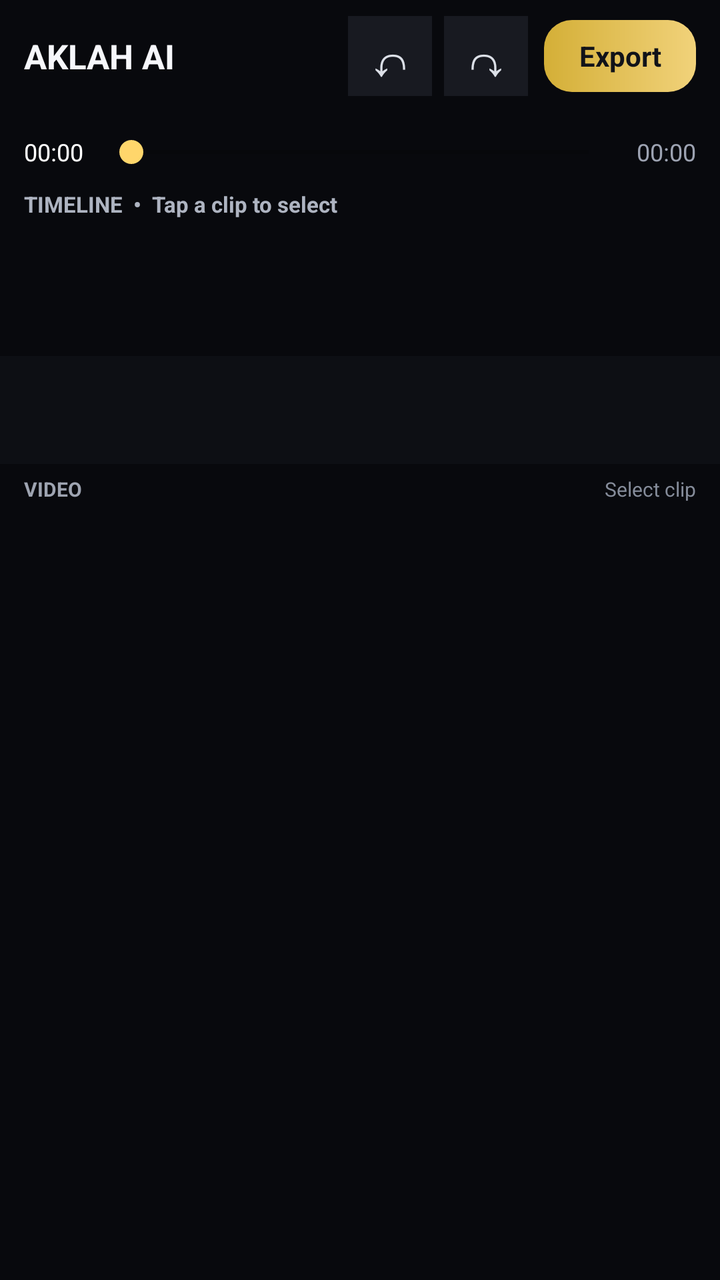
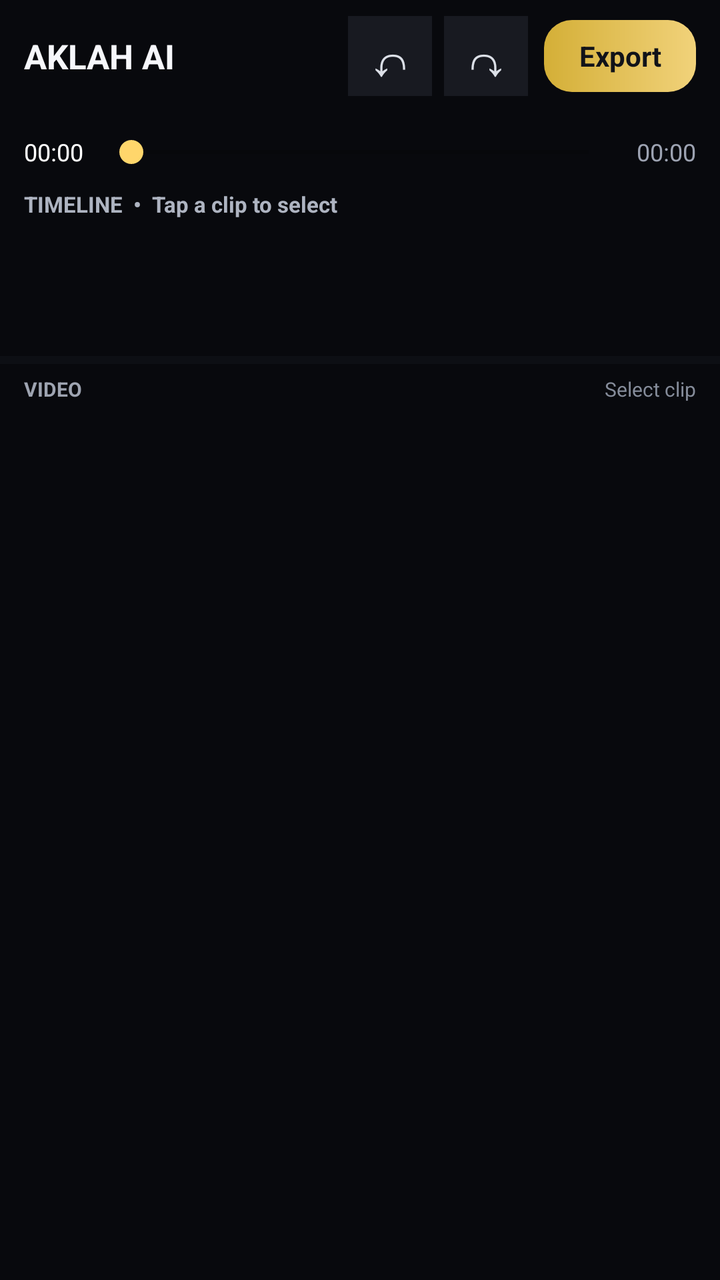

An Android layout rendered at two revisions. The XML below is the earlier revision; the diff shows what the commit changed to produce the second picture.
<!-- AndroidManifest.xml: application theme Theme.AklahAI -->
<!-- res/layout/activity_editor.xml -->
<?xml version="1.0" encoding="utf-8"?>
<LinearLayout xmlns:android="http://schemas.android.com/apk/res/android"
    xmlns:app="http://schemas.android.com/apk/res-auto"
    android:layout_width="match_parent"
    android:layout_height="match_parent"
    android:orientation="vertical"
    android:background="#08090D"
    android:paddingTop="4dp">

    <LinearLayout
        android:layout_width="match_parent"
        android:layout_height="48dp"
        android:gravity="center_vertical"
        android:paddingHorizontal="12dp"
        android:orientation="horizontal">
        <TextView
            android:id="@+id/tvEditorTitle"
            android:layout_width="0dp"
            android:layout_height="match_parent"
            android:layout_weight="1"
            android:gravity="center_vertical"
            android:text="AKLAH AI"
            android:textColor="#F6F7FB"
            android:textSize="17sp"
            android:textStyle="bold"
            android:maxLines="1"/>
        <TextView
            android:id="@+id/btnUndoTop"
            android:layout_width="42dp"
            android:layout_height="40dp"
            android:gravity="center"
            android:text="↶"
            android:textSize="25sp"
            android:textColor="#DCE0E8"
            android:background="#181A21"/>
        <TextView
            android:id="@+id/btnRedoTop"
            android:layout_width="42dp"
            android:layout_height="40dp"
            android:layout_marginStart="6dp"
            android:gravity="center"
            android:text="↷"
            android:textSize="25sp"
            android:textColor="#DCE0E8"
            android:background="#181A21"/>
        <TextView
            android:id="@+id/btnExportTop"
            android:layout_width="76dp"
            android:layout_height="36dp"
            android:layout_marginStart="8dp"
            android:gravity="center"
            android:text="Export"
            android:textColor="#111319"
            android:textStyle="bold"
            android:textSize="14sp"
            android:background="@drawable/bg_button_gold"/>
    </LinearLayout>

    <FrameLayout
        android:id="@+id/previewStage"
        android:layout_width="match_parent"
        android:layout_height="0dp"
        android:layout_weight="1"
        android:layout_marginHorizontal="12dp"
        android:layout_marginTop="4dp"
        android:layout_marginBottom="6dp"
        android:background="#050608">

        <androidx.media3.ui.PlayerView
            android:id="@+id/playerView"
            android:layout_width="match_parent"
            android:layout_height="match_parent"
            android:background="#050608"
            app:resize_mode="fit"
            app:use_controller="false"
            app:show_buffering="when_playing"/>

        <FrameLayout
            android:id="@+id/textOverlay"
            android:layout_width="match_parent"
            android:layout_height="match_parent"/>

        <TextView
            android:id="@+id/btnPlayPause"
            android:layout_width="54dp"
            android:layout_height="54dp"
            android:layout_gravity="center"
            android:gravity="center"
            android:text="▶"
            android:textSize="23sp"
            android:textColor="#FFFFFF"
            android:background="#66000000"/>
    </FrameLayout>

    <LinearLayout
        android:layout_width="match_parent"
        android:layout_height="28dp"
        android:gravity="center_vertical"
        android:paddingHorizontal="12dp"
        android:orientation="horizontal">
        <TextView
            android:id="@+id/tvPlayheadTime"
            android:layout_width="wrap_content"
            android:layout_height="wrap_content"
            android:text="00:00"
            android:textColor="#FFFFFF"
            android:textSize="12sp"/>
        <SeekBar
            android:id="@+id/timelineSeek"
            android:layout_width="0dp"
            android:layout_height="24dp"
            android:layout_weight="1"
            android:layout_marginHorizontal="8dp"
            android:max="1000"
            android:progress="0"
            android:progressTint="#FFD66B"
            android:thumbTint="#FFD66B"/>
        <TextView
            android:id="@+id/tvTotalTime"
            android:layout_width="wrap_content"
            android:layout_height="wrap_content"
            android:text="00:00"
            android:textColor="#9DA3B2"
            android:textSize="12sp"/>
    </LinearLayout>

    <TextView
        android:layout_width="match_parent"
        android:layout_height="24dp"
        android:gravity="center_vertical"
        android:paddingHorizontal="12dp"
        android:text="TIMELINE  •  Tap a clip to select"
        android:textColor="#AEB4C1"
        android:textSize="11sp"
        android:textStyle="bold"/>

    <HorizontalScrollView
        android:layout_width="match_parent"
        android:layout_height="64dp"
        android:fillViewport="false"
        android:scrollbars="horizontal"
        android:paddingHorizontal="8dp">
        <LinearLayout
            android:id="@+id/clipStrip"
            android:layout_width="wrap_content"
            android:layout_height="match_parent"
            android:gravity="center_vertical"
            android:orientation="horizontal"/>
    </HorizontalScrollView>

    <HorizontalScrollView
        android:layout_width="match_parent"
        android:layout_height="54dp"
        android:scrollbars="horizontal"
        android:paddingHorizontal="6dp"
        android:background="#0D0F14">
        <LinearLayout
            android:id="@+id/timelineLayerStrip"
            android:layout_width="wrap_content"
            android:layout_height="match_parent"
            android:gravity="center_vertical"
            android:orientation="horizontal"/>
    </HorizontalScrollView>

    <LinearLayout
        android:layout_width="match_parent"
        android:layout_height="25dp"
        android:gravity="center_vertical"
        android:paddingHorizontal="12dp">
        <TextView
            android:layout_width="wrap_content"
            android:layout_height="wrap_content"
            android:text="VIDEO"
            android:textColor="#9EA4B1"
            android:textSize="10sp"
            android:textStyle="bold"/>
        <TextView
            android:id="@+id/tvClipInfo"
            android:layout_width="0dp"
            android:layout_height="wrap_content"
            android:layout_weight="1"
            android:gravity="end"
            android:text="Select clip"
            android:textColor="#858C9A"
            android:textSize="10sp"/>
    </LinearLayout>

    <HorizontalScrollView
        android:layout_width="match_parent"
        android:layout_height="46dp"
        android:scrollbars="none"
        android:paddingHorizontal="6dp">
        <LinearLayout
            android:id="@+id/toolCategories"
            android:layout_width="wrap_content"
            android:layout_height="match_parent"
            android:gravity="center_vertical"
            android:orientation="horizontal"/>
    </HorizontalScrollView>

    <HorizontalScrollView
        android:id="@+id/row1Scroll"
        android:layout_width="match_parent"
        android:layout_height="70dp"
        android:scrollbars="none"
        android:paddingHorizontal="4dp">
        <LinearLayout
            android:id="@+id/row1"
            android:layout_width="wrap_content"
            android:layout_height="match_parent"
            android:gravity="center_vertical"
            android:orientation="horizontal"/>
    </HorizontalScrollView>

    <HorizontalScrollView
        android:id="@+id/row2Scroll"
        android:layout_width="match_parent"
        android:layout_height="70dp"
        android:scrollbars="none"
        android:paddingHorizontal="4dp">
        <LinearLayout
            android:id="@+id/row2"
            android:layout_width="wrap_content"
            android:layout_height="match_parent"
            android:gravity="center_vertical"
            android:orientation="horizontal"/>
    </HorizontalScrollView>

    <HorizontalScrollView
        android:id="@+id/row4Scroll"
        android:layout_width="match_parent"
        android:layout_height="70dp"
        android:scrollbars="none"
        android:paddingHorizontal="4dp">
        <LinearLayout
            android:id="@+id/row4"
            android:layout_width="wrap_content"
            android:layout_height="match_parent"
            android:gravity="center_vertical"
            android:orientation="horizontal"/>
    </HorizontalScrollView>

    <HorizontalScrollView
        android:id="@+id/row5Scroll"
        android:layout_width="match_parent"
        android:layout_height="70dp"
        android:scrollbars="none"
        android:paddingHorizontal="4dp">
        <LinearLayout
            android:id="@+id/row5"
            android:layout_width="wrap_content"
            android:layout_height="match_parent"
            android:gravity="center_vertical"
            android:orientation="horizontal"/>
    </HorizontalScrollView>

    <HorizontalScrollView
        android:id="@+id/row7Scroll"
        android:layout_width="match_parent"
        android:layout_height="70dp"
        android:scrollbars="none"
        android:paddingHorizontal="4dp">
        <LinearLayout
            android:id="@+id/row7"
            android:layout_width="wrap_content"
            android:layout_height="match_parent"
            android:gravity="center_vertical"
            android:orientation="horizontal"/>
    </HorizontalScrollView>

    <HorizontalScrollView
        android:id="@+id/row6Scroll"
        android:layout_width="match_parent"
        android:layout_height="70dp"
        android:scrollbars="none"
        android:paddingHorizontal="4dp">
        <LinearLayout
            android:id="@+id/row6"
            android:layout_width="wrap_content"
            android:layout_height="match_parent"
            android:gravity="center_vertical"
            android:orientation="horizontal"/>
    </HorizontalScrollView>

    <LinearLayout
        android:layout_width="match_parent"
        android:layout_height="56dp"
        android:gravity="center_vertical"
        android:paddingHorizontal="8dp"
        android:orientation="horizontal">
        <LinearLayout
            android:id="@+id/row3"
            android:layout_width="0dp"
            android:layout_height="match_parent"
            android:layout_weight="1"
            android:gravity="center_vertical"
            android:orientation="horizontal"/>
    </LinearLayout>
</LinearLayout>
<!-- resources referenced by this layout -->
<resources>
  <!-- drawable bg_button_gold (drawable) -->
  <?xml version="1.0" encoding="utf-8"?>
  <shape xmlns:android="http://schemas.android.com/apk/res/android"
      android:shape="rectangle">
      <gradient
          android:angle="0"
          android:startColor="#FFD4AF37"
          android:endColor="#FFF1D27A" />
      <corners android:radius="14dp" />
  </shape>
  <style name="Theme.AklahAI" parent="Theme.MaterialComponents.DayNight.NoActionBar">
          <item name="colorPrimary">@color/gold</item>
          <item name="colorOnPrimary">@color/black</item>
          <item name="colorSecondary">@color/gold_light</item>
          <item name="android:windowBackground">@color/black</item>
          <item name="android:statusBarColor">@color/black</item>
          <item name="android:navigationBarColor">@color/black</item>
      </style>
  <color name="gold">#FFD4AF37</color>
  <color name="black">#FF000000</color>
  <color name="gold_light">#FFF1D27A</color>
</resources>

<!-- the commit's change to res/layout/activity_editor.xml (unified diff, before → after) -->
@@ -148,19 +148,15 @@
             android:orientation="horizontal"/>
     </HorizontalScrollView>
 
-    <HorizontalScrollView
-        android:layout_width="match_parent"
-        android:layout_height="54dp"
-        android:scrollbars="horizontal"
-        android:paddingHorizontal="6dp"
-        android:background="#0D0F14">
-        <LinearLayout
-            android:id="@+id/timelineLayerStrip"
-            android:layout_width="wrap_content"
-            android:layout_height="match_parent"
-            android:gravity="center_vertical"
-            android:orientation="horizontal"/>
-    </HorizontalScrollView>
+    <LinearLayout
+        android:id="@+id/timelineLayerStrip"
+        android:layout_width="match_parent"
+        android:layout_height="wrap_content"
+        android:maxHeight="96dp"
+        android:orientation="vertical"
+        android:background="#0D0F14"
+        android:paddingHorizontal="4dp"
+        android:paddingVertical="2dp"/>
 
     <LinearLayout
         android:layout_width="match_parent"
